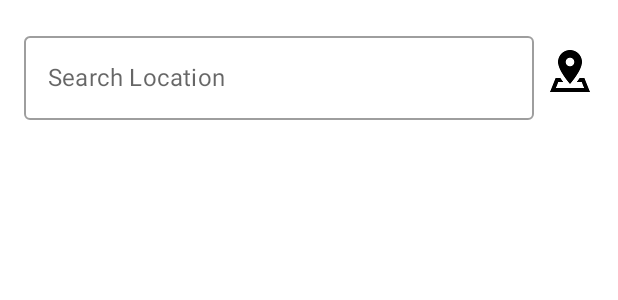
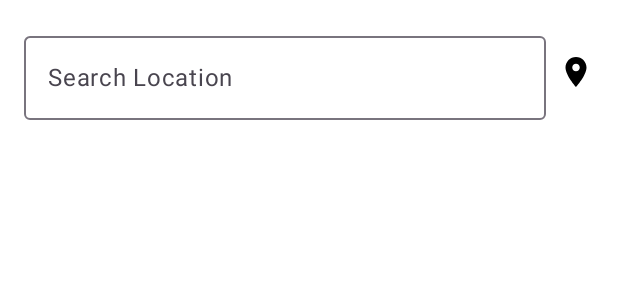
Before and after one commit to rnstewart/weather-platform-kmp, an Android app built with Jetpack Compose: the @Preview function PreviewWeatherSearchScreen, on a phone screen of 412 x 824 dp. Shown: the top 300 px of the screen. Run offline under Robolectric (Android 15) with nearby library versions, the phone set to English and light mode, and no system bars; pictures from the network do not load; 1 statement that could not run was skipped.

Commit message:
Android: Updating some icons.

```diff
--- a/androidWeatherPlatform/src/main/java/com/zmosoft/weatherplatform/android/compose/weather/WeatherSearchScreen.kt
+++ b/androidWeatherPlatform/src/main/java/com/zmosoft/weatherplatform/android/compose/weather/WeatherSearchScreen.kt
@@ -4,7 +4,8 @@ import androidx.compose.foundation.*
 import androidx.compose.foundation.layout.*
 import androidx.compose.foundation.lazy.LazyColumn
 import androidx.compose.foundation.lazy.itemsIndexed
-import androidx.compose.material.*
+import androidx.compose.material.icons.Icons
+import androidx.compose.material.icons.filled.*
 import androidx.compose.material3.*
 import androidx.compose.runtime.*
 import androidx.compose.ui.Alignment
@@ -21,7 +22,6 @@ import coil.compose.rememberImagePainter
 import com.zmosoft.weatherplatform.android.R
 import com.zmosoft.weatherplatform.android.compose.WeatherPlatformTheme
 import com.zmosoft.weatherplatform.android.utils.*
-import com.zmosoft.weatherplatform.api.models.response.geo.AutocompletePlacesData
 import com.zmosoft.weatherplatform.repositories.RepositoryDataContainer
 import com.zmosoft.weatherplatform.repositories.data.WeatherData
 
@@ -64,7 +64,7 @@ fun WeatherSearchScreen(
                             modifier = Modifier.clickable {
                                 searchQuery = ""
                             },
-                            painter = painterResource(id = R.drawable.ic_clear_black_32dp),
+                            imageVector = Icons.Filled.Clear,
                             contentDescription = null
                         )
                     }
@@ -86,7 +86,7 @@ fun WeatherSearchScreen(
                             focusManager.clearFocus()
                             interfaces?.weatherInterface?.searchWeather(searchQuery)
                         },
-                    painter = painterResource(id = R.drawable.ic_update_black_32dp),
+                    imageVector = Icons.Filled.Refresh,
                     contentDescription = null
                 )
             } else {
@@ -96,7 +96,7 @@ fun WeatherSearchScreen(
                         .clickable {
                             onLocationClicked()
                         },
-                    painter = painterResource(id = R.drawable.ic_location_black_32dp),
+                    imageVector = Icons.Filled.LocationOn,
                     contentDescription = null
                 )
             }
@@ -174,7 +174,7 @@ fun WeatherSearchScreen(
                         contentDescription = null
                     )
                 }
-                Text(text = weatherData.getWindStr(LocalContext.current) ?: "")
+                Text(text = weatherData.getWindStr(LocalContext.current))
                 Spacer(modifier = Modifier.weight(1.0f))
             }
 
--- a/androidWeatherPlatform/src/main/java/com/zmosoft/weatherplatform/android/utils/WeatherDataExtensions.kt
+++ b/androidWeatherPlatform/src/main/java/com/zmosoft/weatherplatform/android/utils/WeatherDataExtensions.kt
@@ -16,7 +16,7 @@ val WeatherDataResponse.sunsetIcon: Int?
     else
         null
 
-fun WeatherDataResponse.getWindStr(context: Context): String? {
+fun WeatherDataResponse.getWindStr(context: Context): String {
     return windWithDirection?.let {
         val speed = it.first
         val dir = it.second
@@ -31,7 +31,7 @@ fun WeatherDataResponse.getWindStr(context: Context): String? {
                 R.string.wind_info,
                 speed
             )
-    }
+    } ?: ""
 }
 
 fun WeatherDataResponse.getCurrentTempStr(context: Context?): String? {
```
Also changed, not shown: androidWeatherPlatform/src/main/res/drawable-hdpi/ic_clear_black_32dp.png (deleted), androidWeatherPlatform/src/main/res/drawable-hdpi/ic_error_32dp.png (deleted), androidWeatherPlatform/src/main/res/drawable-hdpi/ic_location_black_32dp.png (deleted), androidWeatherPlatform/src/main/res/drawable-hdpi/ic_update_black_32dp.png (deleted), androidWeatherPlatform/src/main/res/drawable-mdpi/ic_clear_black_32dp.png (deleted), androidWeatherPlatform/src/main/res/drawable-mdpi/ic_error_32dp.png (deleted), androidWeatherPlatform/src/main/res/drawable-mdpi/ic_location_black_32dp.png (deleted), androidWeatherPlatform/src/main/res/drawable-mdpi/ic_update_black_32dp.png (deleted), androidWeatherPlatform/src/main/res/drawable-xhdpi/ic_clear_black_32dp.png (deleted), androidWeatherPlatform/src/main/res/drawable-xhdpi/ic_error_32dp.png (deleted), androidWeatherPlatform/src/main/res/drawable-xhdpi/ic_location_black_32dp.png (deleted), androidWeatherPlatform/src/main/res/drawable-xhdpi/ic_update_black_32dp.png (deleted), androidWeatherPlatform/src/main/res/drawable-xxhdpi/ic_clear_black_32dp.png (deleted), androidWeatherPlatform/src/main/res/drawable-xxhdpi/ic_error_32dp.png (deleted), 2 more files.
